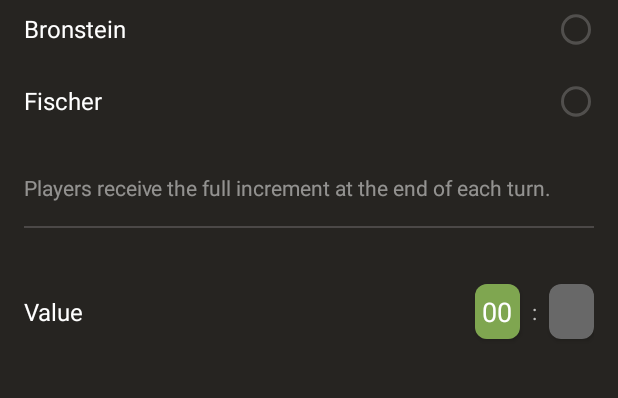
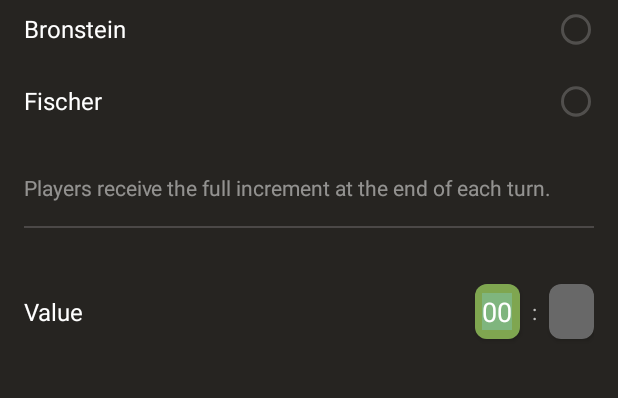
Before and after one commit to ChessCom/android-chessclock, an Android app: the fragment EditTimeIncrementDialogFragment placed in its activity, on a phone screen of 412 x 824 dp, the part 240-638 px from its top. Run offline under Robolectric (Android 15) with nearby library versions, the phone set to English and light mode, and no system bars; 6 statements that could not run were skipped.

Commit message:
select all text on EditText focus

```diff
--- a/app/src/main/res/values/styles.xml
+++ b/app/src/main/res/values/styles.xml
@@ -68,6 +68,7 @@
         <item name="android:paddingEnd">4dp</item>
         <item name="android:maxLength">2</item>
         <item name="android:gravity">center</item>
+        <item name="android:selectAllOnFocus">true</item>
     </style>
 
     <style name="TabLayout">
```
